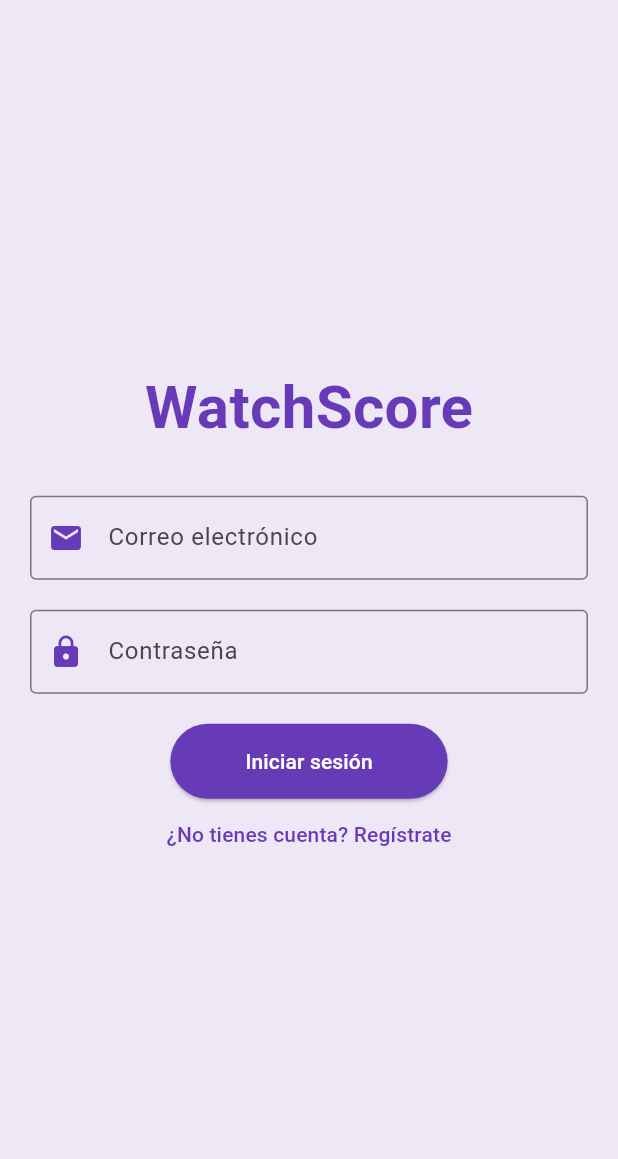
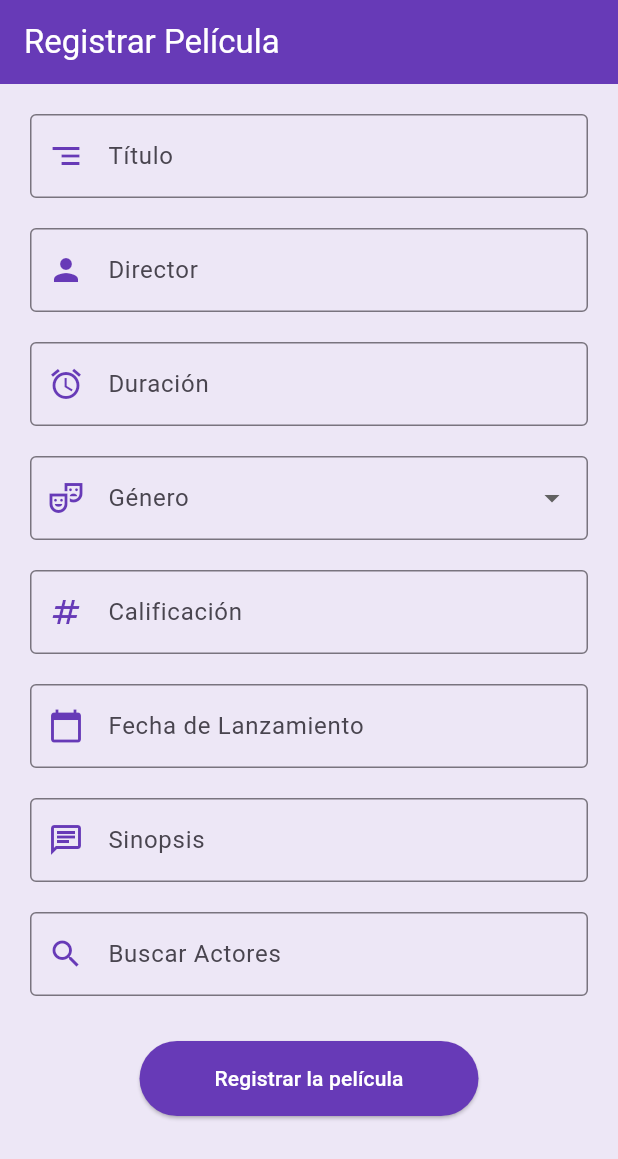
Before and after one commit to Axus-Tzion/WatchScore-Front, a Flutter app: the screen it shows after launch, on a phone screen of 412 x 824 dp. Shown: the top 1159 px of the screen. Run offline on Flutter 3.47's test engine with Material 3 defaults, Android fonts, the phone set to English and light mode, and no system bars; network calls fail.

Commit message:
feature(frontend) : Formulario de registro peliculas OK

```diff
--- a/lib/main.dart
+++ b/lib/main.dart
@@ -1,5 +1,6 @@
 import 'package:flutter/material.dart';
 import 'package:watchscorefront/screens/login_screen.dart';
+import 'package:watchscorefront/screens/moviesRegister_screen.dart';
 
 void main() {
   runApp(const MainApp());
@@ -17,7 +18,7 @@ class MainApp extends StatelessWidget {
         primarySwatch: Colors.deepPurple,
         scaffoldBackgroundColor: Colors.deepPurple[50],
       ),
-      home: LoginScreen(),
+      home: MoviesRegister(),
     );
   }
 }
--- /dev/null
+++ b/lib/screens/moviesRegister_screen.dart
@@ -0,0 +1,332 @@
+import 'package:flutter/material.dart';
+import 'package:http/http.dart' as http;
+import 'package:intl/intl.dart';
+import 'dart:convert';
+
+class MoviesRegister extends StatefulWidget {
+  const MoviesRegister({super.key});
+
+  @override
+  State<MoviesRegister> createState() => _MoviesRegisterState();
+}
+
+class _MoviesRegisterState extends State<MoviesRegister> {
+  final TextEditingController _tituloController = TextEditingController();
+  final TextEditingController _directorController = TextEditingController();
+  final TextEditingController _lanzamientoController = TextEditingController();
+  final TextEditingController _generoController = TextEditingController();
+  final TextEditingController _sipnosisController = TextEditingController();
+  final TextEditingController _calificacionController = TextEditingController();
+  final TextEditingController _duracionController = TextEditingController();
+  final TextEditingController _actorInputController = TextEditingController();
+
+  bool _isLoading = false;
+  String? _generoSeleccionado;
+  List<String> _actores = [];
+  List<String> _sugerencias = [];
+
+  final List<String> _generos = [
+    'Acción',
+    'Aventura',
+    'Comedia',
+    'Drama',
+    'Fantasía',
+    'Terror',
+    'Ciencia Ficción',
+    'Romance',
+    'Suspenso',
+    'Animación',
+    'Documental',
+  ];
+
+  // crea el calendario
+  Future<void> _selectDate(BuildContext context) async {
+    final DateTime? picked = await showDatePicker(
+      context: context,
+      initialDate: DateTime.now(),
+      firstDate: DateTime(1900),
+      lastDate: DateTime.now(),
+    );
+    if (picked != null) {
+      setState(() {
+        _lanzamientoController.text = DateFormat('yyyy-MM-dd').format(picked);
+      });
+    }
+  }
+
+  // consume el api de los actores
+  Future<void> _cargarActores() async {
+    try {
+      final response = await http.get(
+        Uri.parse('http://127.0.0.1:8860/actores/'),
+      );
+      if (response.statusCode == 200) {
+        final List<dynamic> data = jsonDecode(response.body);
+        setState(() {
+          _sugerencias =
+              data.map((actor) => actor['nombre'].toString()).toList();
+        });
+      }
+    } catch (e) {
+      ScaffoldMessenger.of(context).showSnackBar(
+        SnackBar(content: Text('Error de conexión: ${e.toString()}')),
+      );
+    }
+  }
+
+  // valida que los campos no esten vacios
+  Future<void> _moviesRegister(BuildContext) async {
+    if (_tituloController.text.isEmpty ||
+        _directorController.text.isEmpty ||
+        _lanzamientoController.text.isEmpty ||
+        _generoSeleccionado == null ||
+        _sipnosisController.text.isEmpty ||
+        _duracionController.text.isEmpty ||
+        _actores.isEmpty ||
+        _calificacionController.text.isEmpty) {
+      ScaffoldMessenger.of(context).showSnackBar(
+        const SnackBar(content: Text('Por favor complete todos los campos')),
+      );
+      return;
+    }
+
+    setState(() {
+      _isLoading = true;
+    });
+
+    // consume la api del registro de peliculas
+    try {
+      final response = await http.post(
+        Uri.parse('http://127.0.0.1:8860/peliculas/'),
+        headers: {'Content-Type': 'application/json'},
+        body: jsonEncode({
+          'titulo': _tituloController.text,
+          'director': _directorController.text,
+          'lanzamiento': _lanzamientoController.text,
+          'genero': _generoSeleccionado,
+          'duracion': _duracionController.text,
+          'sipnosis': _sipnosisController.text,
+          'calificacion': _calificacionController.text,
+          'actores': _actores,
+        }),
+      );
+
+      if (response.statusCode == 200) {
+        ScaffoldMessenger.of(context).showSnackBar(
+          const SnackBar(content: Text('Registro de película exitoso')),
+        );
+        Navigator.pushReplacement(
+          context,
+          MaterialPageRoute(builder: (_) => const MoviesRegister()),
+        );
+      } else {
+        ScaffoldMessenger.of(context).showSnackBar(
+          SnackBar(content: Text('Error en registro: ${response.body}')),
+        );
+      }
+    } catch (e) {
+      ScaffoldMessenger.of(context).showSnackBar(
+        SnackBar(content: Text('Error de conexión: ${e.toString()}')),
+      );
+    } finally {
+      if (mounted) {
+        setState(() {
+          _isLoading = false;
+        });
+      }
+    }
+  }
+
+  @override
+  void initState() {
+    super.initState();
+    _cargarActores();
+  }
+
+  @override
+  Widget build(BuildContext context) {
+    return Scaffold(
+      backgroundColor: Colors.deepPurple[50],
+      appBar: AppBar(
+        title: const Text(
+          'Registrar Película',
+          style: TextStyle(color: Colors.white),
+        ),
+        backgroundColor: Colors.deepPurple,
+      ),
+      body: SingleChildScrollView(
+        padding: const EdgeInsets.all(20.0),
+        child: Column(
+          children: [
+            TextField(
+              controller: _tituloController,
+              decoration: const InputDecoration(
+                labelText: 'Título',
+                prefixIcon: Icon(Icons.segment, color: Colors.deepPurple),
+                border: OutlineInputBorder(),
+              ),
+            ),
+            const SizedBox(height: 20),
+
+            TextField(
+              controller: _directorController,
+              decoration: const InputDecoration(
+                labelText: 'Director',
+                prefixIcon: Icon(Icons.person, color: Colors.deepPurple),
+                border: OutlineInputBorder(),
+              ),
+            ),
+            const SizedBox(height: 20),
+
+            TextField(
+              controller: _duracionController,
+              decoration: const InputDecoration(
+                labelText: 'Duración',
+                prefixIcon: Icon(
+                  Icons.access_alarms_outlined,
+                  color: Colors.deepPurple,
+                ),
+                border: OutlineInputBorder(),
+              ),
+            ),
+            const SizedBox(height: 20),
+
+            DropdownButtonFormField<String>(
+              value: _generoSeleccionado,
+              items:
+                  _generos.map((String genero) {
+                    return DropdownMenuItem<String>(
+                      value: genero,
+                      child: Text(genero),
+                    );
+                  }).toList(),
+              onChanged: (String? nuevoValor) {
+                setState(() {
+                  _generoSeleccionado = nuevoValor;
+                });
+              },
+              decoration: const InputDecoration(
+                labelText: 'Género',
+                prefixIcon: Icon(
+                  Icons.theater_comedy_outlined,
+                  color: Colors.deepPurple,
+                ),
+                border: OutlineInputBorder(),
+              ),
+            ),
+            const SizedBox(height: 20),
+
+            TextField(
+              controller: _calificacionController,
+              decoration: const InputDecoration(
+                labelText: 'Calificación',
+                prefixIcon: Icon(Icons.numbers, color: Colors.deepPurple),
+                border: OutlineInputBorder(),
+              ),
+            ),
+            const SizedBox(height: 20),
+
+            TextField(
+              controller: _lanzamientoController,
+              decoration: const InputDecoration(
+                labelText: 'Fecha de Lanzamiento',
+                prefixIcon: Icon(
+                  Icons.calendar_today,
+                  color: Colors.deepPurple,
+                ),
+                border: OutlineInputBorder(),
+              ),
+              onTap: () => _selectDate(context),
+              readOnly: true,
+            ),
+            const SizedBox(height: 20),
+
+            TextField(
+              controller: _sipnosisController,
+              decoration: const InputDecoration(
+                labelText: 'Sinopsis',
+                prefixIcon: Icon(Icons.chat_outlined, color: Colors.deepPurple),
+                border: OutlineInputBorder(),
+              ),
+            ),
+            const SizedBox(height: 20),
+
+            Autocomplete<String>(
+              optionsBuilder: (TextEditingValue textEditingValue) {
+                if (textEditingValue.text == '') {
+                  return const Iterable<String>.empty();
+                }
+                return _sugerencias.where((String option) {
+                  return option.toLowerCase().contains(
+                    textEditingValue.text.toLowerCase(),
+                  );
+                });
+              },
+              onSelected: (String selection) {
+                if (!_actores.contains(selection)) {
+                  setState(() {
+                    _actores.add(selection);
+                    _actorInputController.clear();
+                  });
+                }
+              },
+              fieldViewBuilder: (
+                context,
+                controller,
+                focusNode,
+                onFieldSubmitted,
+              ) {
+                _actorInputController.text = controller.text;
+                return TextField(
+                  controller: controller,
+                  focusNode: focusNode,
+                  decoration: const InputDecoration(
+                    labelText: 'Buscar Actores',
+                    prefixIcon: Icon(Icons.search, color: Colors.deepPurple),
+                    border: OutlineInputBorder(),
+                  ),
+                );
+              },
+            ),
+            const SizedBox(height: 10),
+
+            Wrap(
+              spacing: 8,
+              children:
+                  _actores.map((actor) {
+                    return Chip(
+                      label: Text(actor),
+                      deleteIcon: const Icon(Icons.close),
+                      onDeleted: () {
+                        setState(() {
+                          _actores.remove(actor);
+                        });
+                      },
+                    );
+                  }).toList(),
+            ),
+            const SizedBox(height: 20),
+
+            ElevatedButton(
+              onPressed: _isLoading ? null : () => _moviesRegister(context),
+              style: ElevatedButton.styleFrom(
+                backgroundColor: Colors.deepPurple,
+                padding: const EdgeInsets.symmetric(
+                  horizontal: 50,
+                  vertical: 15,
+                ),
+              ),
+              child:
+                  _isLoading
+                      ? const CircularProgressIndicator(color: Colors.white)
+                      : const Text(
+                        'Registrar la película',
+                        style: TextStyle(color: Colors.white),
+                      ),
+            ),
+          ],
+        ),
+      ),
+    );
+  }
+}
--- a/pubspec.yaml
+++ b/pubspec.yaml
@@ -9,9 +9,9 @@ environment:
 dependencies:
   flutter:
     sdk: flutter
-  http: ^0.13.5
+  http: ^1.3.0
   fluttertoast: ^8.2.2
-  intl: ^0.18.1
+  intl: ^0.20.2
 
 dev_dependencies:
   flutter_test:
```
Also changed, not shown: pubspec.lock.
